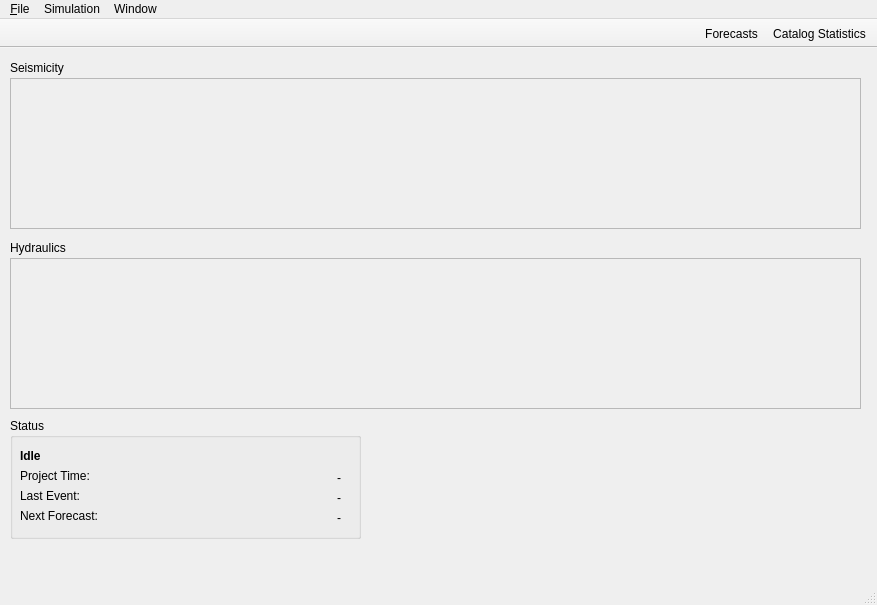
First picture: the form in atlas/ui/views/mainwindow.ui, repository swiss-seismological-service/hermes, before the edit.
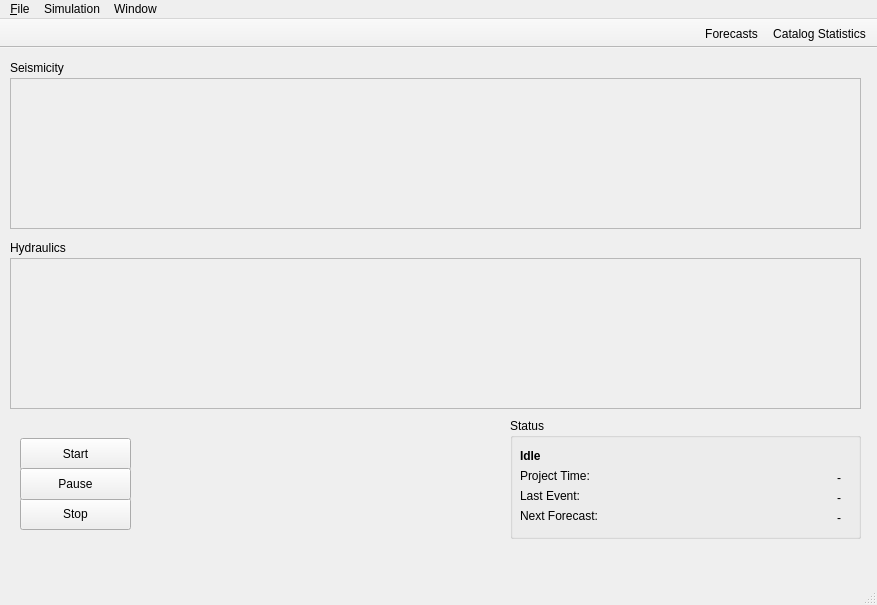
Second picture: the form after the edit. Icons and pictures are not drawn. Custom widgets are drawn as their Qt base class.

```diff
--- a/atlas/ui/views/mainwindow.ui
+++ b/atlas/ui/views/mainwindow.ui
@@ -65,7 +65,7 @@
    <widget class="QGroupBox" name="statusBox">
     <property name="geometry">
      <rect>
-      <x>10</x>
+      <x>510</x>
       <y>370</y>
       <width>351</width>
       <height>121</height>
@@ -229,6 +229,45 @@
      <string>Hydraulics</string>
     </property>
    </widget>
+   <widget class="QPushButton" name="stopButton">
+    <property name="geometry">
+     <rect>
+      <x>20</x>
+      <y>450</y>
+      <width>111</width>
+      <height>32</height>
+     </rect>
+    </property>
+    <property name="text">
+     <string>Stop</string>
+    </property>
+   </widget>
+   <widget class="QPushButton" name="startButton">
+    <property name="geometry">
+     <rect>
+      <x>20</x>
+      <y>390</y>
+      <width>111</width>
+      <height>32</height>
+     </rect>
+    </property>
+    <property name="text">
+     <string>Start</string>
+    </property>
+   </widget>
+   <widget class="QPushButton" name="pauseButton">
+    <property name="geometry">
+     <rect>
+      <x>20</x>
+      <y>420</y>
+      <width>111</width>
+      <height>32</height>
+     </rect>
+    </property>
+    <property name="text">
+     <string>Pause</string>
+    </property>
+   </widget>
   </widget>
   <widget class="QMenuBar" name="menuBar">
    <property name="geometry">
```
Left out of the diff: 7 changed lines with no effect on the pictures.
